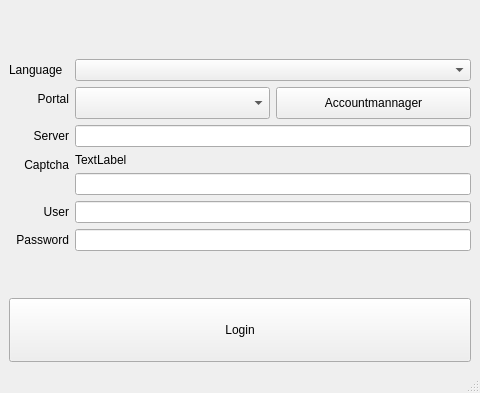
Qt form ui/loginform.ui (viur-framework/viur-admin) before a commit; both pictures show x 0 to 480 and y 229 to 622 of the 480 by 622 pixel window.
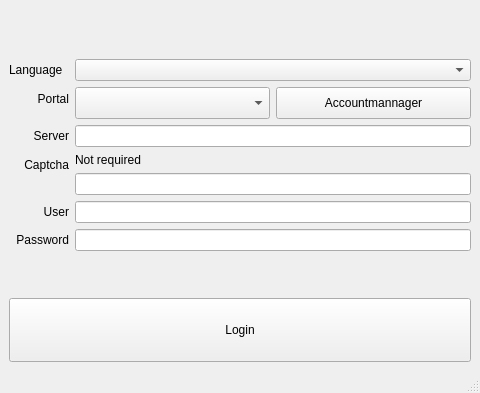
The same form after that commit. Icons and pictures are not drawn.

```diff
--- a/ui/loginform.ui
+++ b/ui/loginform.ui
@@ -226,7 +226,7 @@
         <item>
          <widget class="QLabel" name="lblCaptcha">
           <property name="text">
-           <string>TextLabel</string>
+           <string>Not required</string>
           </property>
          </widget>
         </item>
```
